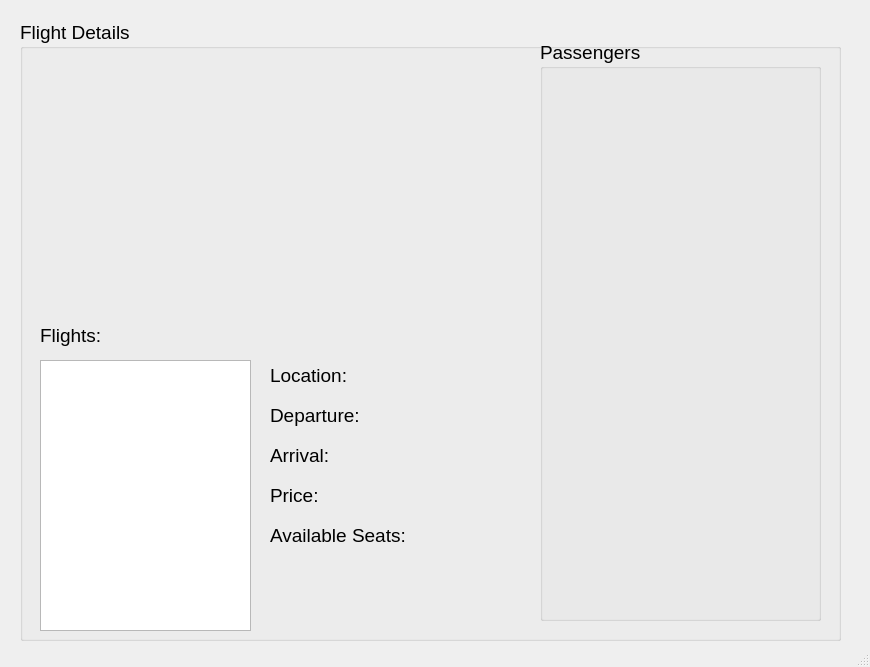
The window that Source Code/UI/admin.ui (mjmbalilo/COE125_C2_Chibz) describes before a commit, drawn with Qt 5.
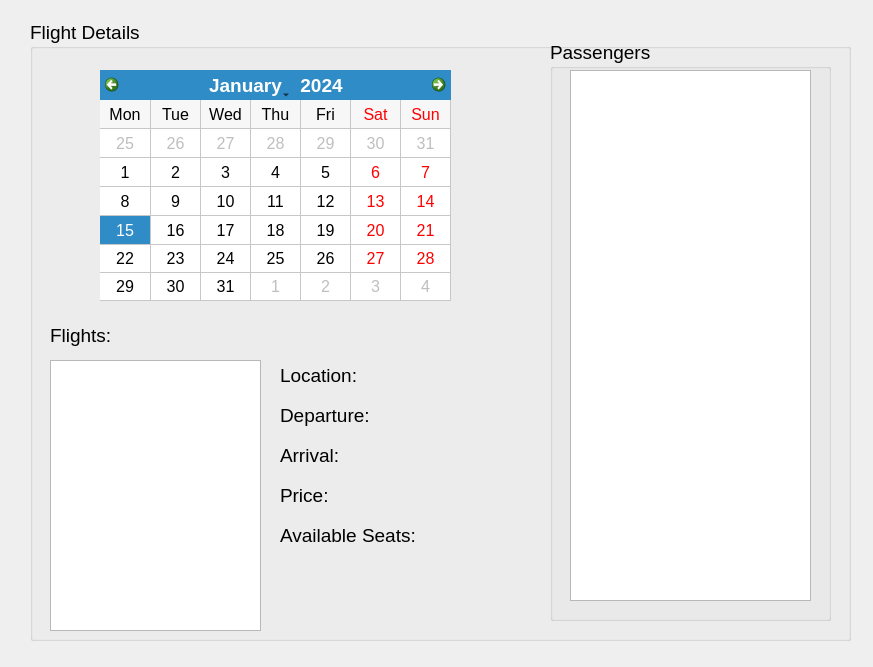
The same window after the commit.

What changed in the file:
```diff
--- a/Source Code/UI/admin.ui
+++ b/Source Code/UI/admin.ui
@@ -1,23 +1,22 @@
 <?xml version="1.0" encoding="UTF-8"?>
 <ui version="4.0">
- <class>MainWindow</class>
- <widget class="QMainWindow" name="MainWindow">
+ <class>Dialog</class>
+ <widget class="QDialog" name="Dialog">
   <property name="geometry">
    <rect>
     <x>0</x>
     <y>0</y>
-    <width>870</width>
+    <width>873</width>
     <height>667</height>
    </rect>
   </property>
   <property name="windowTitle">
    <string>MainWindow</string>
   </property>
-  <widget class="QWidget" name="centralwidget">
    <widget class="QGroupBox" name="gbFlightDetails">
     <property name="geometry">
      <rect>
-      <x>20</x>
+     <x>30</x>
       <y>20</y>
       <width>821</width>
       <height>621</height>
@@ -31,6 +30,40 @@
     <property name="title">
      <string>Flight Details</string>
     </property>
+   <widget class="QCalendarWidget" name="calendarWidget">
+    <property name="geometry">
+     <rect>
+      <x>70</x>
+      <y>50</y>
+      <width>351</width>
+      <height>231</height>
+     </rect>
+    </property>
+    <property name="font">
+     <font>
+      <pointsize>12</pointsize>
+     </font>
+    </property>
+    <property name="minimumDate">
+     <date>
+      <year>2000</year>
+      <month>9</month>
+      <day>14</day>
+     </date>
+    </property>
+    <property name="gridVisible">
+     <bool>true</bool>
+    </property>
+    <property name="verticalHeaderFormat">
+     <enum>QCalendarWidget::NoVerticalHeader</enum>
+    </property>
+    <property name="navigationBarVisible">
+     <bool>true</bool>
+    </property>
+    <property name="dateEditEnabled">
+     <bool>false</bool>
+    </property>
+   </widget>
     <widget class="QLabel" name="label">
      <property name="geometry">
       <rect>
@@ -136,10 +169,18 @@
      <property name="title">
       <string>Passengers</string>
      </property>
+    <widget class="QListWidget" name="listWidget_2">
+     <property name="geometry">
+      <rect>
+       <x>20</x>
+       <y>30</y>
+       <width>241</width>
+       <height>531</height>
+      </rect>
+     </property>
     </widget>
    </widget>
   </widget>
-  <widget class="QStatusBar" name="statusbar"/>
  </widget>
  <resources/>
  <connections/>
```
Left out of the diff: 2 changed lines with no effect on the pictures. Lines whose indentation alone changed are shown as unchanged.
